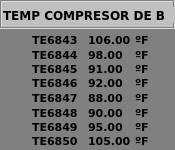
Above: Martin/Qt/SiTTuGAs/A1-Turbina/wtempcompb.ui from mbravod/aeros before the change. Below: the same form after it.
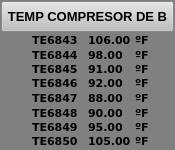
That is the form after the change.

```diff
--- a/Martin/Qt/SiTTuGAs/A1-Turbina/wtempcompb.ui
+++ b/Martin/Qt/SiTTuGAs/A1-Turbina/wtempcompb.ui
@@ -28,49 +28,6 @@
   <property name="styleSheet">
    <string notr="true">background-color: rgb(128, 128, 128);</string>
   </property>
-  <widget class="QFrame" name="frame">
-   <property name="geometry">
-    <rect>
-     <x>0</x>
-     <y>0</y>
-     <width>175</width>
-     <height>29</height>
-    </rect>
-   </property>
-   <property name="styleSheet">
-    <string notr="true">background-color: rgb(192, 192, 192);</string>
-   </property>
-   <property name="frameShape">
-    <enum>QFrame::Box</enum>
-   </property>
-   <property name="frameShadow">
-    <enum>QFrame::Sunken</enum>
-   </property>
-  </widget>
-  <widget class="QLabel" name="lbTemCOMBT">
-   <property name="geometry">
-    <rect>
-     <x>3</x>
-     <y>7</y>
-     <width>175</width>
-     <height>16</height>
-    </rect>
-   </property>
-   <property name="font">
-    <font>
-     <family>Verdana</family>
-     <pointsize>9</pointsize>
-     <weight>75</weight>
-     <bold>true</bold>
-    </font>
-   </property>
-   <property name="styleSheet">
-    <string notr="true">background-color: rgb(192, 192, 192);</string>
-   </property>
-   <property name="text">
-    <string>TEMP COMPRESOR DE B</string>
-   </property>
-  </widget>
   <widget class="QLabel" name="lbCOMBT_1">
    <property name="geometry">
     <rect>
@@ -591,9 +548,30 @@
     <string/>
    </property>
   </widget>
+  <widget class="QPushButton" name="btCerrar">
+   <property name="geometry">
+    <rect>
+     <x>1</x>
+     <y>1</y>
+     <width>173</width>
+     <height>31</height>
+    </rect>
+   </property>
+   <property name="font">
+    <font>
+     <pointsize>10</pointsize>
+     <weight>75</weight>
+     <bold>true</bold>
+    </font>
+   </property>
+   <property name="styleSheet">
+    <string notr="true">background-color: rgb(192, 192, 192);</string>
+   </property>
+   <property name="text">
+    <string>TEMP COMPRESOR DE B</string>
+   </property>
+  </widget>
   <zorder>lbFondo</zorder>
-  <zorder>frame</zorder>
-  <zorder>lbTemCOMBT</zorder>
   <zorder>lbCOMBT_1</zorder>
   <zorder>lbCOMB_1</zorder>
   <zorder>lbCOMBU_1</zorder>
@@ -618,6 +596,7 @@
   <zorder>lbCOMBT_8</zorder>
   <zorder>lbCOMB_8</zorder>
   <zorder>lbCOMBU_8</zorder>
+  <zorder>btCerrar</zorder>
  </widget>
  <layoutdefault spacing="6" margin="11"/>
  <resources/>
```
